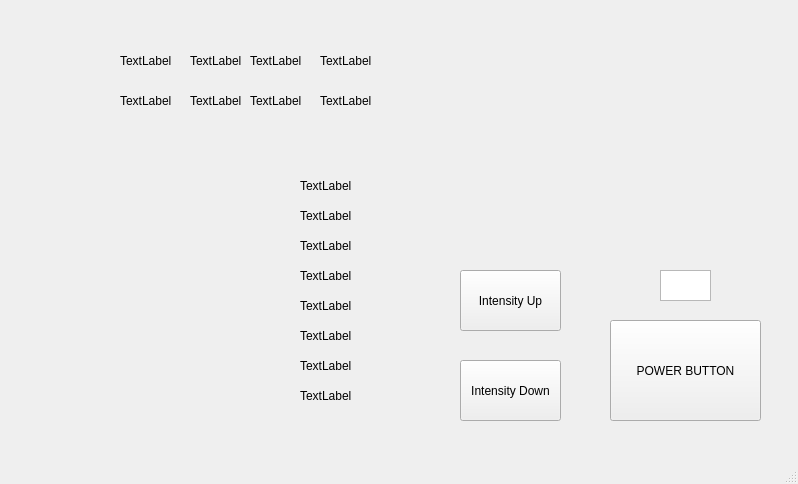
Old version of the form mainwindow.ui in the repository NebulaCo/ECSS.
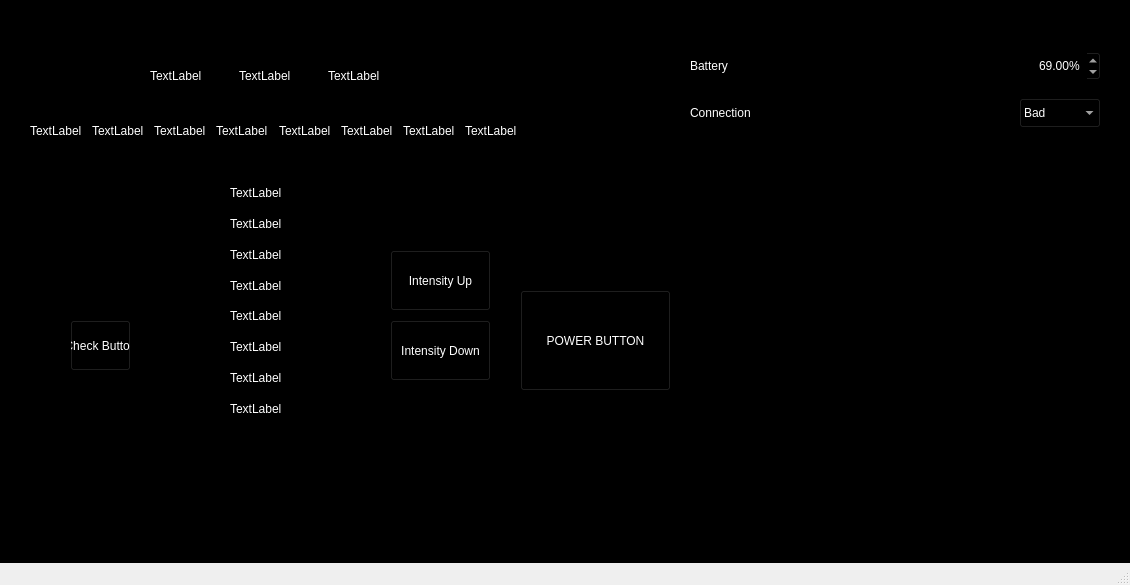
New version of the form.

Patch:
```diff
--- a/mainwindow.ui
+++ b/mainwindow.ui
@@ -6,28 +6,37 @@
    <rect>
     <x>0</x>
     <y>0</y>
-    <width>798</width>
-    <height>484</height>
+    <width>1130</width>
+    <height>585</height>
    </rect>
   </property>
   <property name="cursor">
    <cursorShape>ArrowCursor</cursorShape>
   </property>
   <property name="windowTitle">
-   <string>MainWindow</string>
+   <string>Oasis Pro Simluator</string>
+  </property>
+  <property name="autoFillBackground">
+   <bool>false</bool>
   </property>
   <widget class="QWidget" name="centralwidget">
+   <property name="styleSheet">
+    <string notr="true">background-color: black; color: white</string>
+   </property>
    <widget class="QPushButton" name="powerButton">
     <property name="geometry">
      <rect>
-      <x>610</x>
-      <y>320</y>
+      <x>520</x>
+      <y>290</y>
       <width>151</width>
       <height>101</height>
      </rect>
     </property>
     <property name="cursor">
-     <cursorShape>UpArrowCursor</cursorShape>
+     <cursorShape>ArrowCursor</cursorShape>
+    </property>
+    <property name="styleSheet">
+     <string notr="true">color:white</string>
     </property>
     <property name="text">
      <string>POWER BUTTON</string>
@@ -36,12 +45,15 @@
    <widget class="QPushButton" name="intensityUp">
     <property name="geometry">
      <rect>
-      <x>460</x>
-      <y>270</y>
+      <x>390</x>
+      <y>250</y>
       <width>101</width>
       <height>61</height>
      </rect>
     </property>
+    <property name="styleSheet">
+     <string notr="true">color: white</string>
+    </property>
     <property name="text">
      <string>Intensity Up</string>
     </property>
@@ -49,12 +61,15 @@
    <widget class="QPushButton" name="intensityDown">
     <property name="geometry">
      <rect>
-      <x>460</x>
-      <y>360</y>
+      <x>390</x>
+      <y>320</y>
       <width>101</width>
       <height>61</height>
      </rect>
     </property>
+    <property name="styleSheet">
+     <string notr="true">color: white</string>
+    </property>
     <property name="text">
      <string>Intensity Down</string>
     </property>
@@ -62,220 +77,320 @@
    <widget class="QGraphicsView" name="powerIndicator">
     <property name="geometry">
      <rect>
-      <x>660</x>
-      <y>270</y>
+      <x>570</x>
+      <y>240</y>
       <width>51</width>
       <height>31</height>
      </rect>
     </property>
    </widget>
-   <widget class="QLabel" name="bar1">
+   <widget class="QPushButton" name="checkButton">
     <property name="geometry">
      <rect>
-      <x>300</x>
-      <y>380</y>
-      <width>51</width>
-      <height>31</height>
-     </rect>
-    </property>
-    <property name="text">
-     <string>TextLabel</string>
-    </property>
-   </widget>
-   <widget class="QLabel" name="bar2">
-    <property name="geometry">
-     <rect>
-      <x>300</x>
-      <y>350</y>
-      <width>51</width>
-      <height>31</height>
-     </rect>
-    </property>
-    <property name="text">
-     <string>TextLabel</string>
-    </property>
-   </widget>
-   <widget class="QLabel" name="bar3">
-    <property name="geometry">
-     <rect>
-      <x>300</x>
+      <x>70</x>
       <y>320</y>
-      <width>51</width>
-      <height>31</height>
+      <width>61</width>
+      <height>51</height>
      </rect>
     </property>
-    <property name="text">
-     <string>TextLabel</string>
+    <property name="styleSheet">
+     <string notr="true">color: white</string>
     </property>
-   </widget>
-   <widget class="QLabel" name="bar4">
-    <property name="geometry">
-     <rect>
-      <x>300</x>
-      <y>290</y>
-      <width>51</width>
-      <height>31</height>
-     </rect>
-    </property>
     <property name="text">
-     <string>TextLabel</string>
+     <string>Check Button</string>
     </property>
    </widget>
-   <widget class="QLabel" name="bar5">
+   <widget class="QWidget" name="gridLayoutWidget">
     <property name="geometry">
      <rect>
-      <x>300</x>
-      <y>260</y>
-      <width>51</width>
-      <height>31</height>
-     </rect>
-    </property>
-    <property name="text">
-     <string>TextLabel</string>
-    </property>
-   </widget>
-   <widget class="QLabel" name="bar6">
-    <property name="geometry">
-     <rect>
-      <x>300</x>
-      <y>230</y>
-      <width>51</width>
-      <height>31</height>
-     </rect>
-    </property>
-    <property name="text">
-     <string>TextLabel</string>
-    </property>
-   </widget>
-   <widget class="QLabel" name="bar7">
-    <property name="geometry">
-     <rect>
-      <x>300</x>
-      <y>200</y>
-      <width>51</width>
-      <height>31</height>
-     </rect>
-    </property>
-    <property name="text">
-     <string>TextLabel</string>
-    </property>
-   </widget>
-   <widget class="QLabel" name="bar8">
-    <property name="geometry">
-     <rect>
-      <x>300</x>
-      <y>170</y>
-      <width>51</width>
-      <height>31</height>
-     </rect>
-    </property>
-    <property name="text">
-     <string>TextLabel</string>
-    </property>
-   </widget>
-   <widget class="QLabel" name="group1">
-    <property name="geometry">
-     <rect>
-      <x>120</x>
+      <x>690</x>
       <y>40</y>
-      <width>71</width>
-      <height>41</height>
+      <width>411</width>
+      <height>101</height>
      </rect>
     </property>
-    <property name="text">
-     <string>TextLabel</string>
-    </property>
+    <layout class="QGridLayout" name="gridLayout">
+     <item row="1" column="0">
+      <widget class="QLabel" name="label_2">
+       <property name="text">
+        <string>Connection</string>
+       </property>
+      </widget>
+     </item>
+     <item row="0" column="0">
+      <widget class="QLabel" name="batterLabel">
+       <property name="enabled">
+        <bool>true</bool>
+       </property>
+       <property name="font">
+        <font>
+         <kerning>false</kerning>
+        </font>
+       </property>
+       <property name="text">
+        <string>Battery</string>
+       </property>
+      </widget>
+     </item>
+     <item row="0" column="1">
+      <widget class="QDoubleSpinBox" name="batterySpinBox">
+       <property name="minimumSize">
+        <size>
+         <width>82</width>
+         <height>30</height>
+        </size>
+       </property>
+       <property name="maximumSize">
+        <size>
+         <width>82</width>
+         <height>30</height>
+        </size>
+       </property>
+       <property name="alignment">
+        <set>Qt::AlignRight|Qt::AlignTrailing|Qt::AlignVCenter</set>
+       </property>
+       <property name="suffix">
+        <string>%</string>
+       </property>
+       <property name="maximum">
+        <double>100.000000000000000</double>
+       </property>
+       <property name="value">
+        <double>69.000000000000000</double>
+       </property>
+      </widget>
+     </item>
+     <item row="1" column="1">
+      <widget class="QComboBox" name="connectionComboBox">
+       <property name="enabled">
+        <bool>true</bool>
+       </property>
+       <property name="sizePolicy">
+        <sizepolicy hsizetype="Preferred" vsizetype="Fixed">
+         <horstretch>0</horstretch>
+         <verstretch>0</verstretch>
+        </sizepolicy>
+       </property>
+       <property name="minimumSize">
+        <size>
+         <width>82</width>
+         <height>30</height>
+        </size>
+       </property>
+       <property name="maximumSize">
+        <size>
+         <width>82</width>
+         <height>30</height>
+        </size>
+       </property>
+       <property name="layoutDirection">
+        <enum>Qt::LeftToRight</enum>
+       </property>
+       <property name="editable">
+        <bool>false</bool>
+       </property>
+       <property name="currentText">
+        <string>Bad</string>
+       </property>
+       <property name="currentIndex">
+        <number>0</number>
+       </property>
+       <property name="maxVisibleItems">
+        <number>10</number>
+       </property>
+       <property name="maxCount">
+        <number>2147483645</number>
+       </property>
+       <item>
+        <property name="text">
+         <string>Bad</string>
+        </property>
+       </item>
+       <item>
+        <property name="text">
+         <string>Good</string>
+        </property>
+       </item>
+       <item>
+        <property name="text">
+         <string>Excellent</string>
+        </property>
+       </item>
+      </widget>
+     </item>
+    </layout>
    </widget>
-   <widget class="QLabel" name="group2">
+   <widget class="QWidget" name="">
     <property name="geometry">
      <rect>
-      <x>190</x>
-      <y>40</y>
-      <width>71</width>
-      <height>41</height>
+      <x>150</x>
+      <y>50</y>
+      <width>261</width>
+      <height>51</height>
      </rect>
     </property>
-    <property name="text">
-     <string>TextLabel</string>
-    </property>
+    <layout class="QHBoxLayout" name="horizontalLayout">
+     <item>
+      <widget class="QLabel" name="group1">
+       <property name="text">
+        <string>TextLabel</string>
+       </property>
+      </widget>
+     </item>
+     <item>
+      <widget class="QLabel" name="group2">
+       <property name="text">
+        <string>TextLabel</string>
+       </property>
+      </widget>
+     </item>
+     <item>
+      <widget class="QLabel" name="group3">
+       <property name="text">
+        <string>TextLabel</string>
+       </property>
+      </widget>
+     </item>
+    </layout>
    </widget>
-   <widget class="QLabel" name="group4">
+   <widget class="QWidget" name="">
     <property name="geometry">
      <rect>
-      <x>320</x>
-      <y>40</y>
+      <x>230</x>
+      <y>180</y>
       <width>71</width>
-      <height>41</height>
+      <height>241</height>
      </rect>
     </property>
-    <property name="text">
-     <string>TextLabel</string>
-    </property>
+    <layout class="QVBoxLayout" name="verticalLayout">
+     <item>
+      <widget class="QLabel" name="bar8">
+       <property name="styleSheet">
+        <string notr="true"/>
+       </property>
+       <property name="text">
+        <string>TextLabel</string>
+       </property>
+      </widget>
+     </item>
+     <item>
+      <widget class="QLabel" name="bar7">
+       <property name="text">
+        <string>TextLabel</string>
+       </property>
+      </widget>
+     </item>
+     <item>
+      <widget class="QLabel" name="bar6">
+       <property name="text">
+        <string>TextLabel</string>
+       </property>
+      </widget>
+     </item>
+     <item>
+      <widget class="QLabel" name="bar5">
+       <property name="text">
+        <string>TextLabel</string>
+       </property>
+      </widget>
+     </item>
+     <item>
+      <widget class="QLabel" name="bar4">
+       <property name="text">
+        <string>TextLabel</string>
+       </property>
+      </widget>
+     </item>
+     <item>
+      <widget class="QLabel" name="bar3">
+       <property name="text">
+        <string>TextLabel</string>
+       </property>
+      </widget>
+     </item>
+     <item>
+      <widget class="QLabel" name="bar2">
+       <property name="text">
+        <string>TextLabel</string>
+       </property>
+      </widget>
+     </item>
+     <item>
+      <widget class="QLabel" name="bar1">
+       <property name="text">
+        <string>TextLabel</string>
+       </property>
+      </widget>
+     </item>
+    </layout>
    </widget>
-   <widget class="QLabel" name="group3">
+   <widget class="QWidget" name="">
     <property name="geometry">
      <rect>
-      <x>250</x>
-      <y>40</y>
-      <width>71</width>
+      <x>30</x>
+      <y>110</y>
+      <width>491</width>
       <height>41</height>
      </rect>
     </property>
-    <property name="text">
-     <string>TextLabel</string>
-    </property>
-   </widget>
-   <widget class="QLabel" name="session4">
-    <property name="geometry">
-     <rect>
-      <x>320</x>
-      <y>80</y>
-      <width>51</width>
-      <height>41</height>
-     </rect>
-    </property>
-    <property name="text">
-     <string>TextLabel</string>
-    </property>
-   </widget>
-   <widget class="QLabel" name="session2">
-    <property name="geometry">
-     <rect>
-      <x>190</x>
-      <y>80</y>
-      <width>51</width>
-      <height>41</height>
-     </rect>
-    </property>
-    <property name="text">
-     <string>TextLabel</string>
-    </property>
-   </widget>
-   <widget class="QLabel" name="session3">
-    <property name="geometry">
-     <rect>
-      <x>250</x>
-      <y>80</y>
-      <width>51</width>
-      <height>41</height>
-     </rect>
-    </property>
-    <property name="text">
-     <string>TextLabel</string>
-    </property>
-   </widget>
-   <widget class="QLabel" name="session1">
-    <property name="geometry">
-     <rect>
-      <x>120</x>
-      <y>80</y>
-      <width>51</width>
-      <height>41</height>
-     </rect>
-    </property>
-    <property name="text">
-     <string>TextLabel</string>
-    </property>
+    <layout class="QHBoxLayout" name="horizontalLayout_2">
+     <item>
+      <widget class="QLabel" name="session1">
+       <property name="text">
+        <string>TextLabel</string>
+       </property>
+      </widget>
+     </item>
+     <item>
+      <widget class="QLabel" name="session2">
+       <property name="text">
+        <string>TextLabel</string>
+       </property>
+      </widget>
+     </item>
+     <item>
+      <widget class="QLabel" name="session3">
+       <property name="text">
+        <string>TextLabel</string>
+       </property>
+      </widget>
+     </item>
+     <item>
+      <widget class="QLabel" name="session4">
+       <property name="text">
+        <string>TextLabel</string>
+       </property>
+      </widget>
+     </item>
+     <item>
+      <widget class="QLabel" name="session5">
+       <property name="text">
+        <string>TextLabel</string>
+       </property>
+      </widget>
+     </item>
+     <item>
+      <widget class="QLabel" name="session6">
+       <property name="text">
+        <string>TextLabel</string>
+       </property>
+      </widget>
+     </item>
+     <item>
+      <widget class="QLabel" name="session7">
+       <property name="text">
+        <string>TextLabel</string>
+       </property>
+      </widget>
+     </item>
+     <item>
+      <widget class="QLabel" name="session8">
+       <property name="text">
+        <string>TextLabel</string>
+       </property>
+      </widget>
+     </item>
+    </layout>
    </widget>
   </widget>
   <widget class="QMenuBar" name="menubar">
```
Left out of the diff: 7 changed lines with no effect on the pictures.
